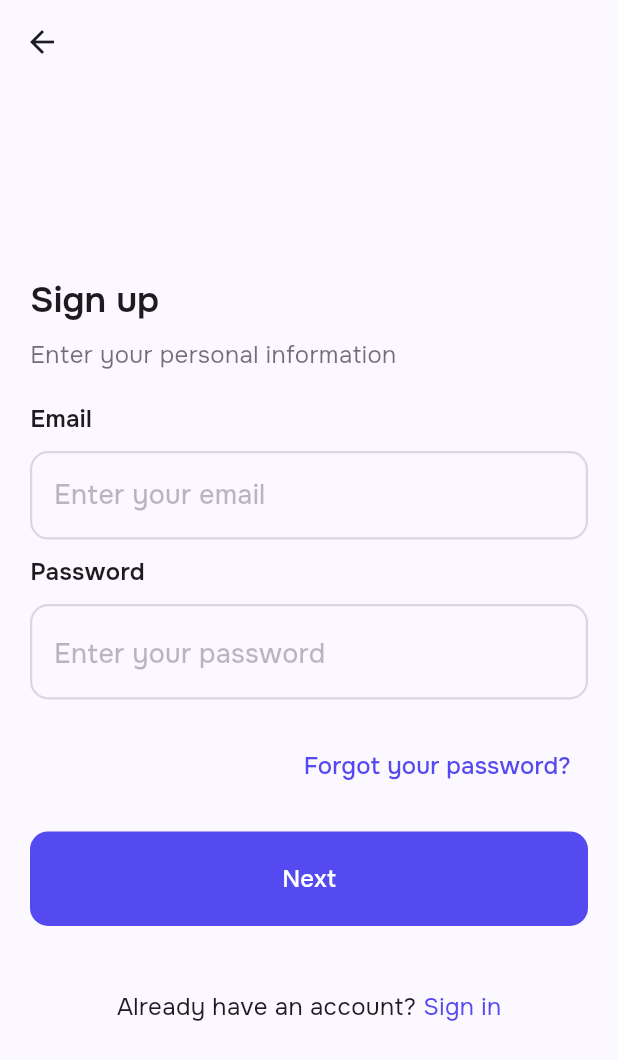
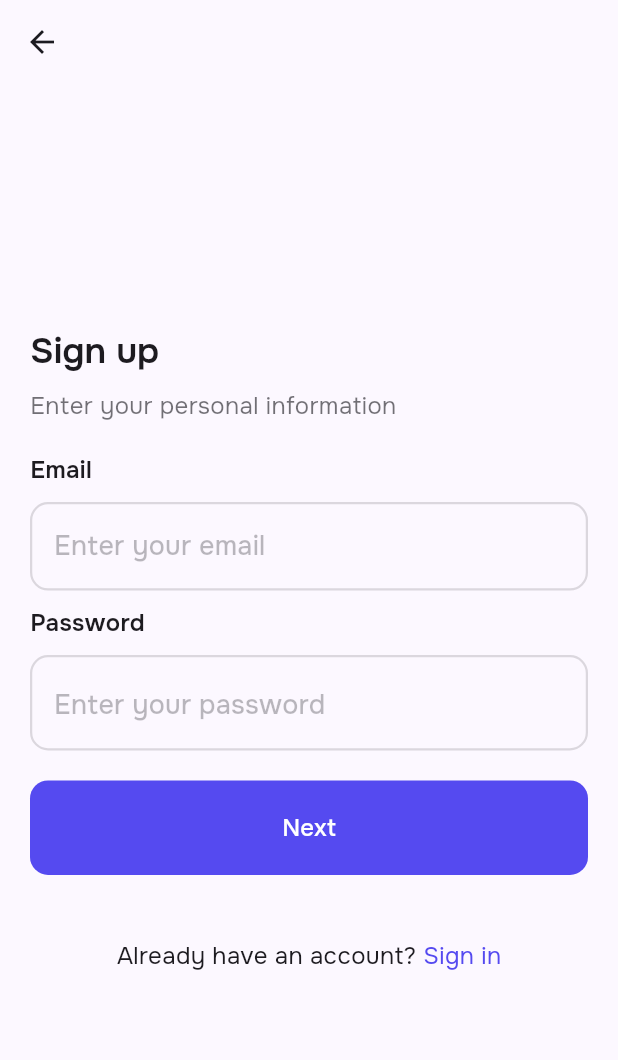
Before and after one commit to toastmanager/anchor, a Flutter app: the SignUpPage screen opened by its route, on a phone screen of 412 x 824 dp. Shown: the top 1060 px of the screen. Run offline on Flutter 3.47's test engine with Material 3 defaults, Android fonts, the light colour scheme and no system bars; drawn by our look-alikes of smooth_corner; our stand-ins replace auto_route, flutter_dotenv, flutter_svg, flutter_tabler_icons, get_it, injectable and 1 more; accounts and stored records are empty.

Commit message:
removed 'Forgot your password?' button from signUp page

```diff
--- a/lib/features/authorization/presentation/pages/sign_up_page.dart
+++ b/lib/features/authorization/presentation/pages/sign_up_page.dart
@@ -96,18 +96,6 @@ class _SignUpPageState extends State<SignUpPage> {
             const SizedBox(
               height: 20,
             ),
-            Row(
-              mainAxisAlignment: MainAxisAlignment.end,
-              children: [
-                TextButton(
-                  onPressed: () {},
-                  child: const Text('Forgot your password?'),
-                ),
-              ],
-            ),
-            const SizedBox(
-              height: 20,
-            ),
             ExpandedHorizontally(
                 child: FilledButton(
                     onPressed: () {},
```
